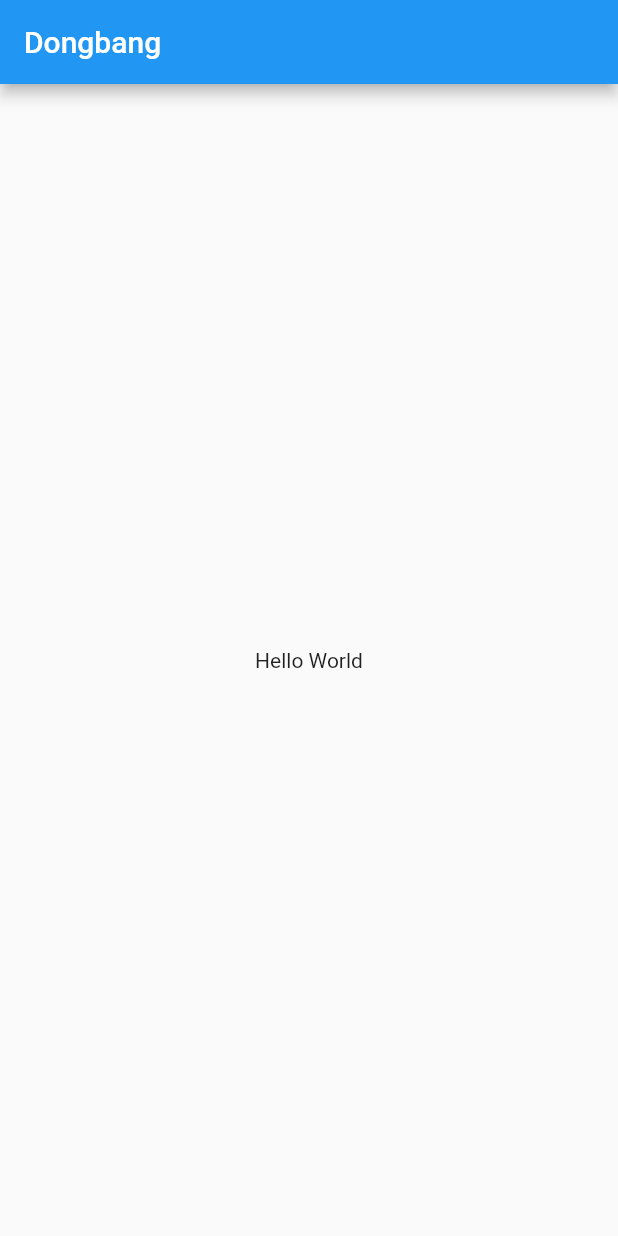
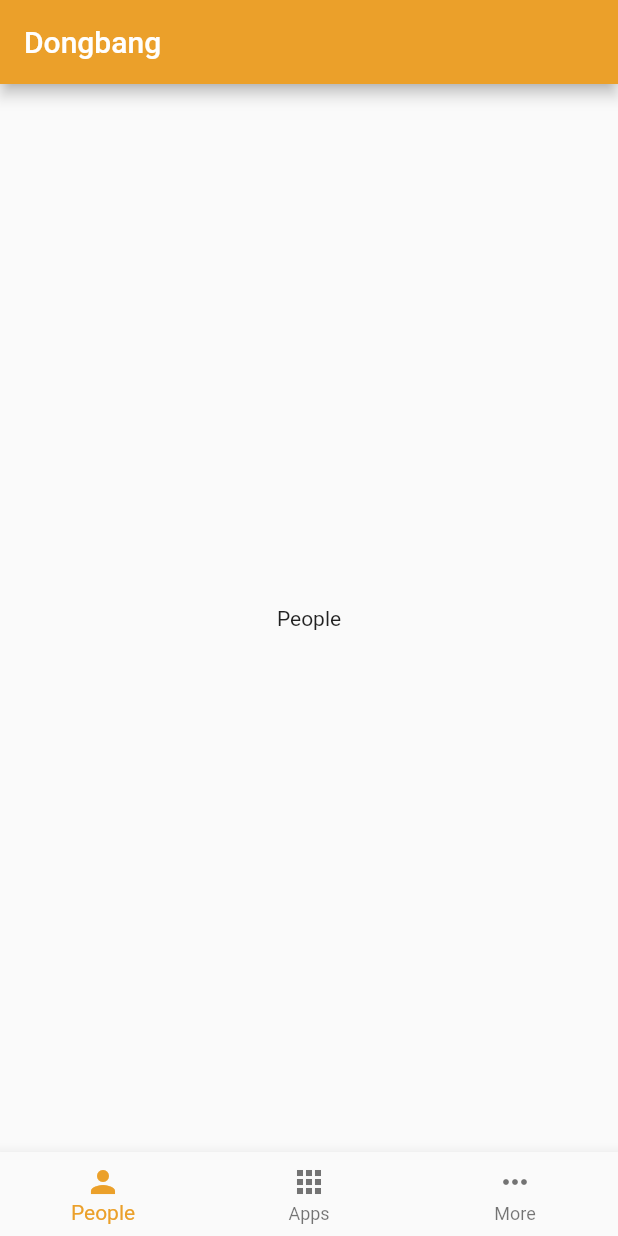
Before and after one commit to injoonH/dongbang-app, a Flutter app: the screen it shows after launch, on a phone screen of 412 x 824 dp. Run offline on Flutter 3.47's test engine with Material 2 defaults, Android fonts, the phone set to English and light mode, and no system bars.

Commit message:
✨ add bottom navigation bar with three tabs

```diff
--- a/lib/main.dart
+++ b/lib/main.dart
@@ -9,15 +9,53 @@ class MyApp extends StatelessWidget {
 
   @override
   Widget build(BuildContext context) {
-    return MaterialApp(
+    return const MaterialApp(
       title: 'Dongbang',
-      home: Scaffold(
-        appBar: AppBar(
-          title: const Text('Dongbang'),
-        ),
-        body: const Center(
-          child: Text('Hello World'),
-        ),
+      home: MyStatefulWidget(),
+    );
+  }
+}
+
+class MyStatefulWidget extends StatefulWidget {
+  const MyStatefulWidget({super.key});
+
+  @override
+  State<MyStatefulWidget> createState() => _MyStatefulWidgetState();
+}
+
+class _MyStatefulWidgetState extends State<MyStatefulWidget> {
+  int _selectedIndex = 0;
+  static const List<Widget> _widgetOptions = <Widget>[
+    Text("People"),
+    Text("Apps"),
+    Text("More"),
+  ];
+
+  void _onItemTapped(int index) {
+    setState(() {
+      _selectedIndex = index;
+    });
+  }
+
+  @override
+  Widget build(BuildContext context) {
+    return Scaffold(
+      appBar: AppBar(
+        title: const Text('Dongbang'),
+        backgroundColor: const Color(0xffeba02a),
+      ),
+      body: Center(
+        child: _widgetOptions.elementAt(_selectedIndex),
+      ),
+      bottomNavigationBar: BottomNavigationBar(
+        items: const <BottomNavigationBarItem>[
+          BottomNavigationBarItem(icon: Icon(Icons.person), label: 'People'),
+          BottomNavigationBarItem(icon: Icon(Icons.apps), label: 'Apps'),
+          BottomNavigationBarItem(icon: Icon(Icons.more_horiz), label: 'More'),
+        ],
+        currentIndex: _selectedIndex,
+        selectedItemColor: const Color(0xffeba02a),
+        onTap: _onItemTapped,
       ),
     );
   }
```
